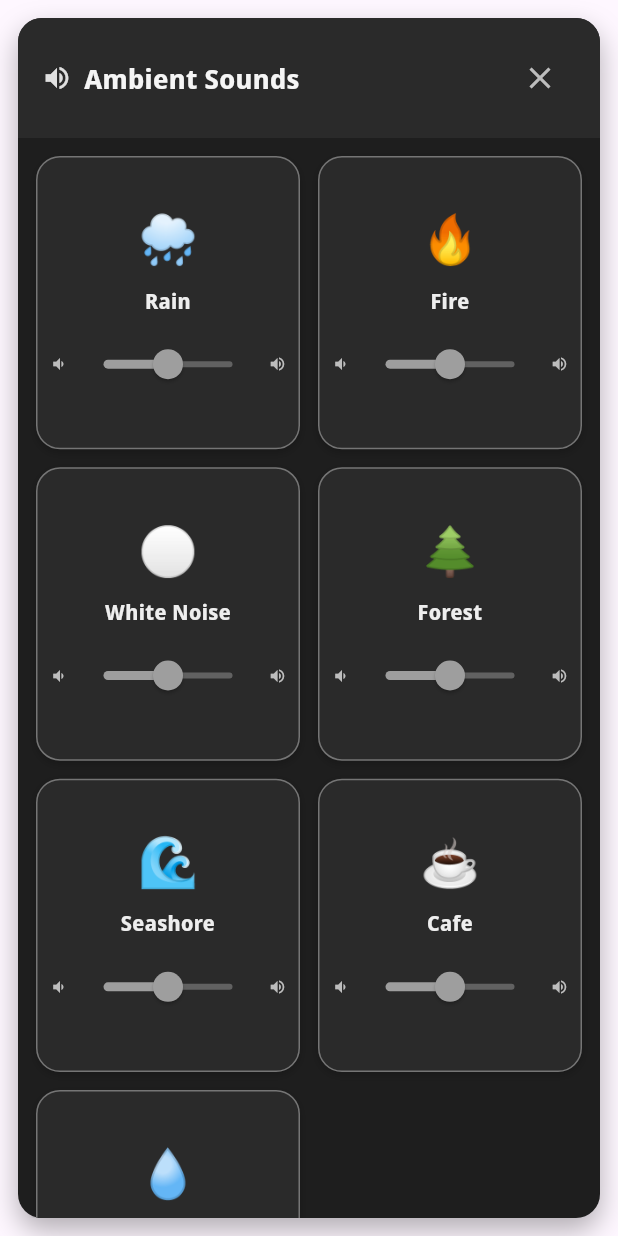
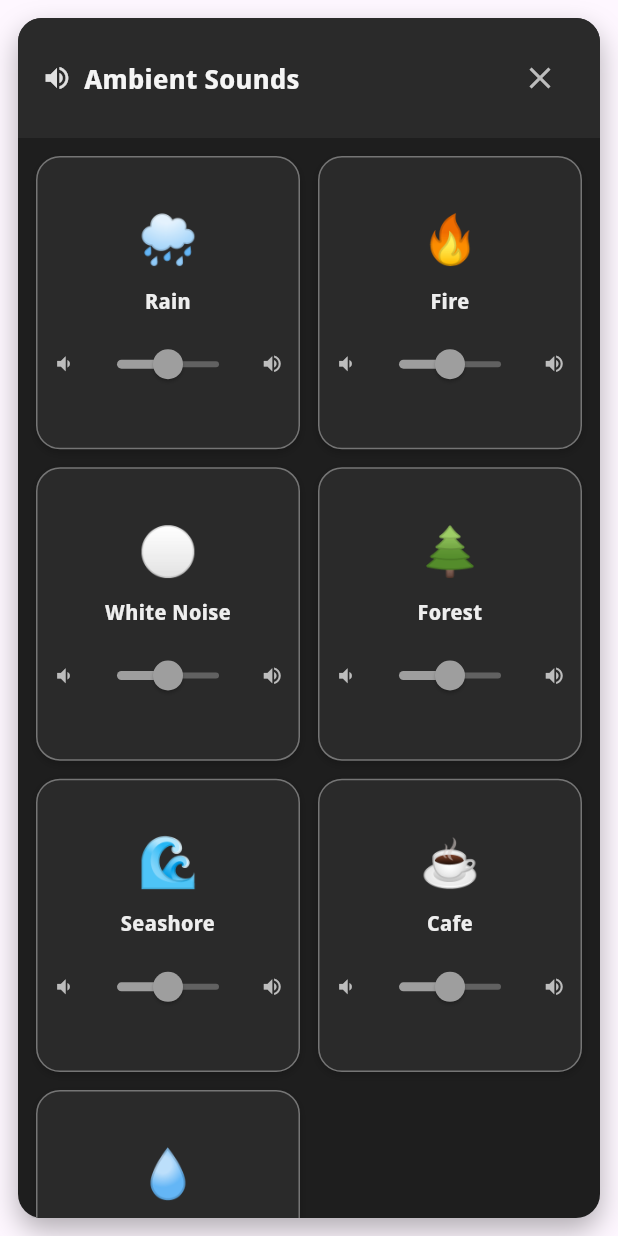
Before and after one commit to Hitagi7/FocusZone, a Flutter app: the AmbientSoundSelector widget shown alone on an empty page, opened directly with empty values, on a phone screen of 412 x 824 dp. Run offline on Flutter 3.47's test engine with Material 3 defaults, Android fonts, the phone set to English and light mode, and no system bars; our stand-ins replace flutter_local_notifications, shared_preferences; missing offline and left inert: flutter_sound; accounts and stored records are empty; Roboto replaces fonts that are missing (Noto Sans Display).

Commit message:
fixed ambient sound problem not working

```diff
--- a/lib/models/ambient_sound.dart
+++ b/lib/models/ambient_sound.dart
@@ -16,43 +16,43 @@ class AmbientSound {
     AmbientSound(
       id: 'rain',
       name: 'Rain',
-      assetPath: 'sounds/rain.mp3',
+      assetPath: 'assets/sounds/rain.mp3',
       icon: '🌧️',
     ),
     AmbientSound(
       id: 'fire',
       name: 'Fire',
-      assetPath: 'sounds/fire.mp3',
+      assetPath: 'assets/sounds/fire.mp3',
       icon: '🔥',
     ),
     AmbientSound(
       id: 'white_noise',
       name: 'White Noise',
-      assetPath: 'sounds/white_noise.mp3',
+      assetPath: 'assets/sounds/white_noise.mp3',
       icon: '⚪',
     ),
     AmbientSound(
       id: 'forest',
       name: 'Forest',
-      assetPath: 'sounds/forest.mp3',
+      assetPath: 'assets/sounds/forest.mp3',
       icon: '🌲',
     ),
     AmbientSound(
       id: 'seashore',
       name: 'Seashore',
-      assetPath: 'sounds/seashore.mp3',
+      assetPath: 'assets/sounds/seashore.mp3',
       icon: '🌊',
     ),
     AmbientSound(
       id: 'cafe',
       name: 'Cafe',
-      assetPath: 'sounds/cafe.mp3',
+      assetPath: 'assets/sounds/cafe.mp3',
       icon: '☕',
     ),
     AmbientSound(
       id: 'stream',
       name: 'Stream',
-      assetPath: 'sounds/stream.mp3',
+      assetPath: 'assets/sounds/stream.mp3',
       icon: '💧',
     ),
   ];
--- a/lib/widgets/ambient_sound_selector.dart
+++ b/lib/widgets/ambient_sound_selector.dart
@@ -191,19 +191,26 @@ class _AmbientSoundSelectorState extends State<AmbientSoundSelector>
                 const SizedBox(height: 8),
                 // Compact volume slider
                 Container(
-                  padding: const EdgeInsets.symmetric(horizontal: 8),
+                  padding: const EdgeInsets.symmetric(horizontal: 10),
                   child: Row(
+                    mainAxisAlignment: MainAxisAlignment.center,
                     children: [
                       Icon(
                         Icons.volume_down,
                         color: Colors.grey[400],
-                        size: 12,
+                        size: 15,
                       ),
-                      Expanded(
+                      SizedBox(width: 4),
+                      Flexible(
+                        child: SliderTheme(
+                          data: SliderTheme.of(context).copyWith(
+                            thumbShape: const RoundSliderThumbShape(enabledThumbRadius: 10),
+                            trackHeight: 4,
+                          ),
                           child: Slider(
                             value: widget.audioController.getSoundVolume(sound.id),
-                          onChanged: (value) {
-                            widget.audioController.setSoundVolume(sound.id, value);
+                            onChanged: (value) async {
+                              await widget.audioController.setSoundVolume(sound.id, value);
                             },
                             activeColor: currentIsPlaying ? Colors.blue[400] : Colors.grey[500],
                             inactiveColor: Colors.grey[700],
@@ -211,10 +218,12 @@ class _AmbientSoundSelectorState extends State<AmbientSoundSelector>
                             max: 1.0,
                           ),
                         ),
+                      ),
+                      SizedBox(width: 4),
                       Icon(
                         Icons.volume_up,
                         color: Colors.grey[400],
-                        size: 12,
+                        size: 15,
                       ),
                     ],
                   ),
--- a/pubspec.yaml
+++ b/pubspec.yaml
@@ -38,7 +38,7 @@ dependencies:
   cupertino_icons: ^1.0.8
 
   # Audio dependencies for ambient sounds
-  just_audio: ^0.9.36
+  flutter_sound: ^9.2.13
   path_provider: ^2.1.1
 
 dev_dependencies:
@@ -68,6 +68,8 @@ flutter:
     - assets/sounds/
     - assets/images/
     - assets/images/pomodoro_bg.gif
+    - assets/images/break_bg.gif
+    - assets/images/longbreak_bg.gif
 
   # An image asset can refer to one or more resolution-specific "variants", see
   # https://flutter.dev/to/resolution-aware-images
```
Also changed, not shown: lib/controllers/audio_controller.dart (+74 -22 lines), lib/main.dart (+33 -17 lines), assets/images/break_bg.gif (added), assets/images/longbreak_bg.gif (added), flutter_01.png (added), pubspec.lock, 1 other file. Lines whose indentation alone changed are shown as unchanged.
